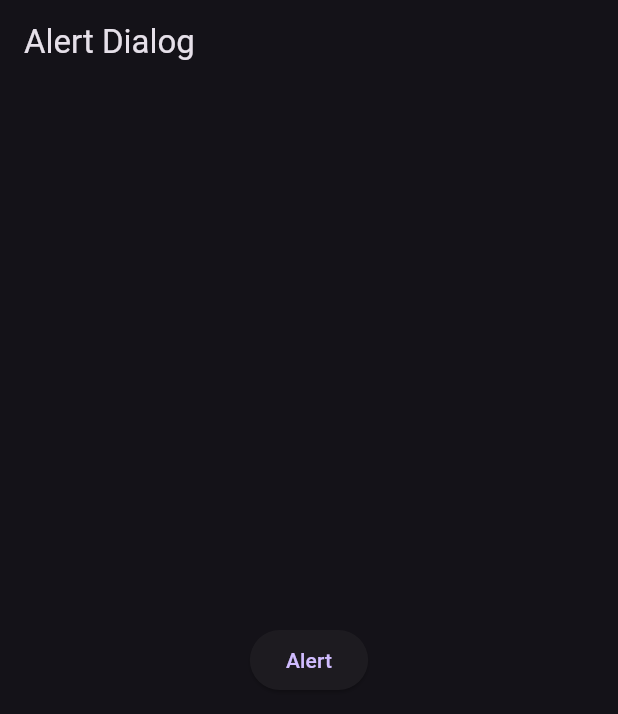
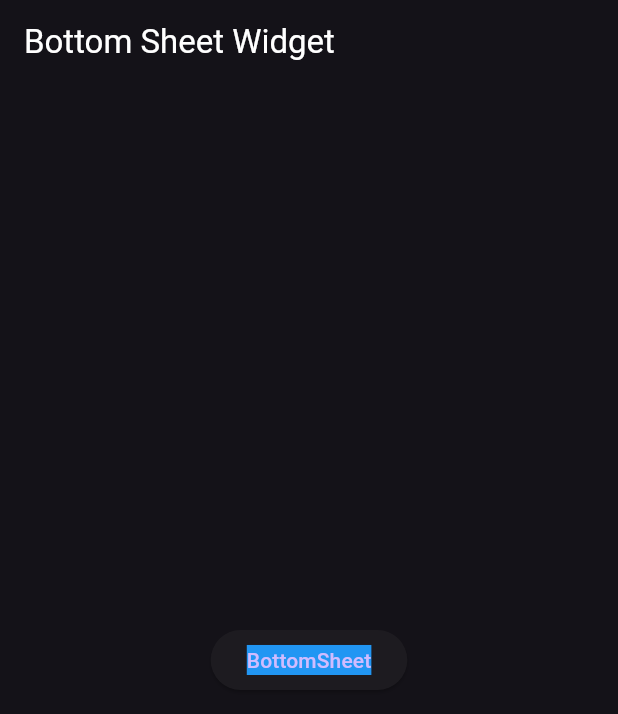
Before and after one commit to RamanKumar00/Learn-With-Me, a Flutter app: the screen it shows after launch, on a phone screen of 412 x 824 dp. Shown: the top 714 px of the screen. Run offline on Flutter 3.47's test engine with Material 3 defaults, Android fonts, the phone set to English and light mode, and no system bars.

Commit message:
how to implement bottomsheet and where it used.

```diff
--- a/container_and_sizedbox/lib/main.dart
+++ b/container_and_sizedbox/lib/main.dart
@@ -7,6 +7,7 @@ import 'package:container_and_sizedbox/drawer.dart';
 // ignore: unused_import
 import 'package:container_and_sizedbox/Dismissible.dart';
 import 'package:container_and_sizedbox/imageWidget.dart';
+import 'package:container_and_sizedbox/widgets/bottomSheet.dart';
 import 'alert.dart';
 
 import 'package:flutter/material.dart';
@@ -23,9 +24,9 @@ class MyApp extends StatelessWidget {
       debugShowCheckedModeBanner: false,
       theme: ThemeData(
         brightness: Brightness.dark,
-        primaryColor: Colors.deepPurple,
+        primaryColor: Colors.orange,
       ),
-      home: AlertWidget(),
+      home: Bottomsheet(),
     );
   }
 }
--- /dev/null
+++ b/container_and_sizedbox/lib/widgets/bottomSheet.dart
@@ -0,0 +1,44 @@
+import 'package:flutter/material.dart';
+
+class Bottomsheet extends StatelessWidget {
+  const Bottomsheet({super.key});
+
+  @override
+  Widget build(BuildContext context) {
+    return Scaffold(
+      appBar: AppBar(
+        title: Text(
+          "Bottom Sheet Widget",
+          style: TextStyle(color: Colors.white),
+        ),
+      ),
+      body: Center(
+        child: ElevatedButton(
+          onPressed: () {
+            showModalBottomSheet(
+              backgroundColor: Colors.purple,
+              isDismissible: true,
+              context: context,
+              builder: (context) {
+                return Column(
+                  children: [
+                    ListTile(title: Text("orange"), subtitle: Text("karan")),
+                    ListTile(title: Text("Apple"), subtitle: Text("Sintu")),
+                    ListTile(title: Text("Banana"), subtitle: Text("Romil")),
+                    ListTile(title: Text("Mango"), subtitle: Text("Raman")),
+                    ListTile(title: Text("Papaya"), subtitle: Text("Bipin")),
+                    ListTile(title: Text("Kiwi"), subtitle: Text("Damodar")),
+                  ],
+                );
+              },
+            );
+          },
+          child: Text(
+            "BottomSheet",
+            style: TextStyle(backgroundColor: Colors.blue),
+          ),
+        ),
+      ),
+    );
+  }
+}
```
